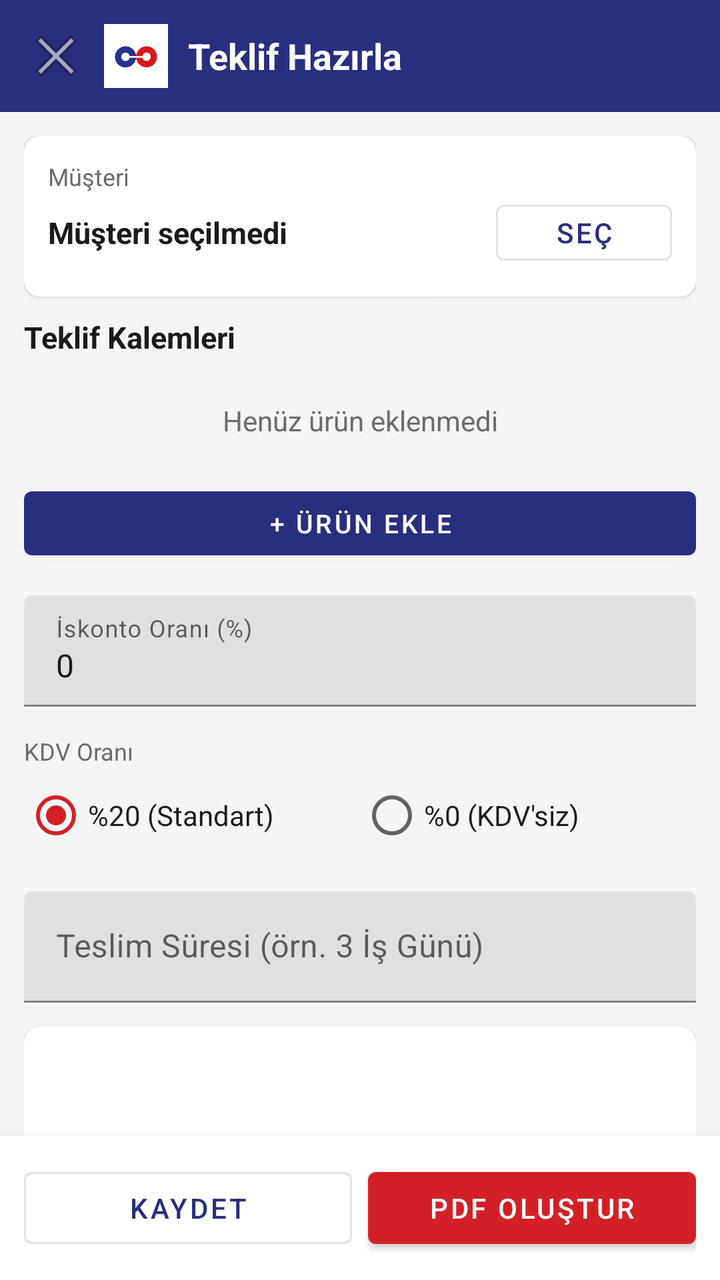
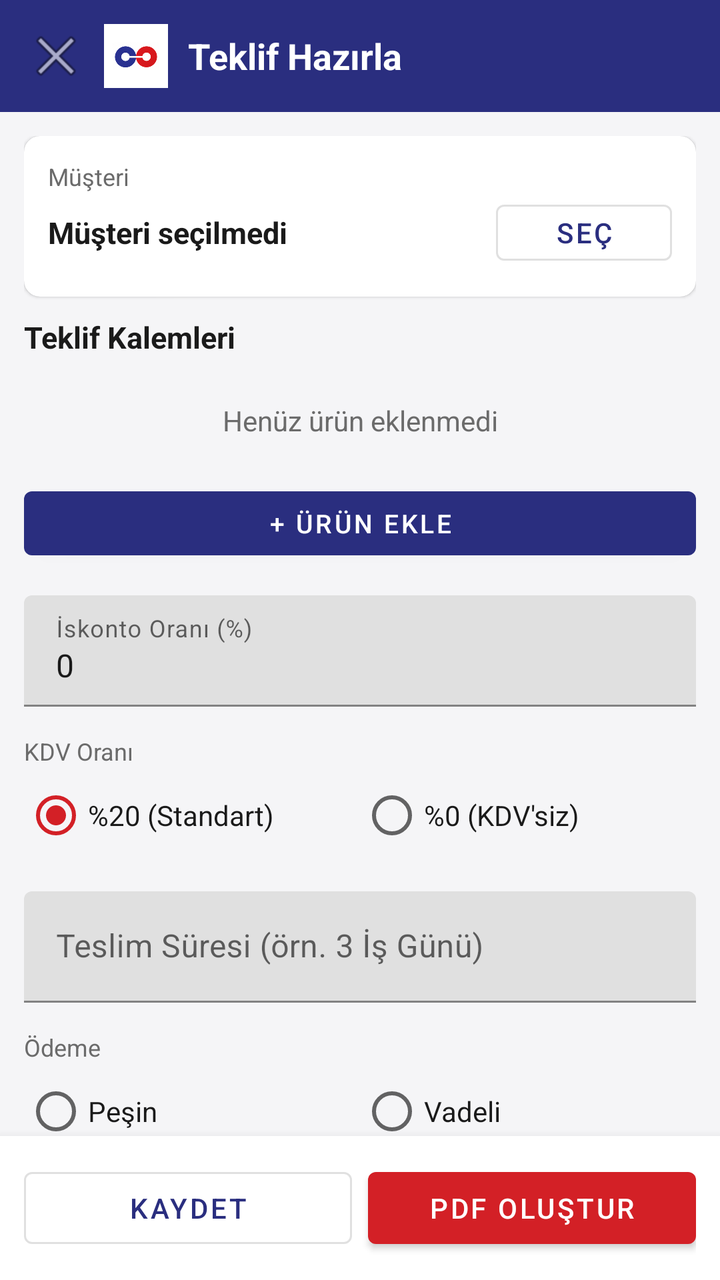

Compare the two renders of this Android layout. The source of the first and the diff that turns it into the second are given below.
<!-- AndroidManifest.xml: application theme Theme.BasZincirTeklif -->
<!-- res/layout/activity_offer.xml -->
<?xml version="1.0" encoding="utf-8"?>
<LinearLayout xmlns:android="http://schemas.android.com/apk/res/android"
    xmlns:app="http://schemas.android.com/apk/res-auto"
    android:layout_width="match_parent"
    android:layout_height="match_parent"
    android:orientation="vertical"
    android:background="@color/bg_light">

    
    <LinearLayout
        android:layout_width="match_parent"
        android:layout_height="wrap_content"
        android:orientation="horizontal"
        android:background="@color/bas_blue"
        android:padding="12dp"
        android:gravity="center_vertical">

        <ImageButton
            android:id="@+id/btnGeri"
            android:layout_width="32dp"
            android:layout_height="32dp"
            android:background="@android:color/transparent"
            android:src="@android:drawable/ic_menu_close_clear_cancel"
            android:contentDescription="Geri" />

        <ImageView
            android:layout_width="32dp"
            android:layout_height="32dp"
            android:layout_marginStart="8dp"
            android:src="@drawable/logo"
            android:contentDescription="@string/app_name" />

        <TextView
            android:layout_width="0dp"
            android:layout_height="wrap_content"
            android:layout_weight="1"
            android:layout_marginStart="10dp"
            android:text="Teklif Hazırla"
            android:textColor="@color/white"
            android:textSize="18sp"
            android:textStyle="bold" />

        <TextView
            android:id="@+id/tvTarih"
            android:layout_width="wrap_content"
            android:layout_height="wrap_content"
            android:textColor="@color/white"
            android:textSize="13sp" />
    </LinearLayout>

    <androidx.core.widget.NestedScrollView
        android:layout_width="match_parent"
        android:layout_height="0dp"
        android:layout_weight="1">

        <LinearLayout
            android:layout_width="match_parent"
            android:layout_height="wrap_content"
            android:orientation="vertical"
            android:padding="12dp">

            
            <com.google.android.material.card.MaterialCardView
                android:layout_width="match_parent"
                android:layout_height="wrap_content"
                app:cardCornerRadius="8dp"
                app:cardElevation="1dp"
                android:layout_marginBottom="10dp">

                <LinearLayout
                    android:layout_width="match_parent"
                    android:layout_height="wrap_content"
                    android:orientation="vertical"
                    android:padding="12dp">

                    <TextView
                        android:layout_width="wrap_content"
                        android:layout_height="wrap_content"
                        android:text="Müşteri"
                        android:textColor="@color/text_secondary"
                        android:textSize="12sp" />

                    <LinearLayout
                        android:layout_width="match_parent"
                        android:layout_height="wrap_content"
                        android:orientation="horizontal"
                        android:gravity="center_vertical">

                        <TextView
                            android:id="@+id/tvMusteri"
                            android:layout_width="0dp"
                            android:layout_height="wrap_content"
                            android:layout_weight="1"
                            android:text="Müşteri seçilmedi"
                            android:textSize="15sp"
                            android:textStyle="bold"
                            android:textColor="@color/text_primary" />

                        <com.google.android.material.button.MaterialButton
                            android:id="@+id/btnMusteriSec"
                            style="@style/Widget.MaterialComponents.Button.OutlinedButton"
                            android:layout_width="wrap_content"
                            android:layout_height="40dp"
                            android:text="Seç" />
                    </LinearLayout>
                </LinearLayout>
            </com.google.android.material.card.MaterialCardView>

            
            <TextView
                android:layout_width="match_parent"
                android:layout_height="wrap_content"
                android:layout_marginBottom="6dp"
                android:text="Teklif Kalemleri"
                android:textSize="15sp"
                android:textStyle="bold"
                android:textColor="@color/text_primary" />

            <androidx.recyclerview.widget.RecyclerView
                android:id="@+id/rvSatirlar"
                android:layout_width="match_parent"
                android:layout_height="wrap_content"
                android:nestedScrollingEnabled="false" />

            <TextView
                android:id="@+id/tvBosSatir"
                android:layout_width="match_parent"
                android:layout_height="wrap_content"
                android:gravity="center"
                android:padding="16dp"
                android:text="Henüz ürün eklenmedi"
                android:textColor="@color/text_secondary" />

            <com.google.android.material.button.MaterialButton
                android:id="@+id/btnUrunEkle"
                android:layout_width="match_parent"
                android:layout_height="44dp"
                android:layout_marginTop="4dp"
                android:text="+ Ürün Ekle"
                app:backgroundTint="@color/bas_blue"
                android:textSize="13sp" />

            
            <com.google.android.material.textfield.TextInputLayout
                android:layout_width="match_parent"
                android:layout_height="wrap_content"
                android:layout_marginTop="14dp"
                android:hint="İskonto Oranı (%)">

                <com.google.android.material.textfield.TextInputEditText
                    android:id="@+id/etIskonto"
                    android:layout_width="match_parent"
                    android:layout_height="wrap_content"
                    android:inputType="numberDecimal"
                    android:text="0" />
            </com.google.android.material.textfield.TextInputLayout>

            
            <TextView
                android:layout_width="wrap_content"
                android:layout_height="wrap_content"
                android:layout_marginTop="14dp"
                android:text="KDV Oranı"
                android:textColor="@color/text_secondary"
                android:textSize="12sp" />

            <RadioGroup
                android:id="@+id/rgKdv"
                android:layout_width="match_parent"
                android:layout_height="wrap_content"
                android:orientation="horizontal">

                <RadioButton
                    android:id="@+id/rbKdv20"
                    android:layout_width="0dp"
                    android:layout_height="wrap_content"
                    android:layout_weight="1"
                    android:text="%20 (Standart)"
                    android:textColor="@color/text_primary"
                    android:checked="true" />

                <RadioButton
                    android:id="@+id/rbKdv0"
                    android:layout_width="0dp"
                    android:layout_height="wrap_content"
                    android:layout_weight="1"
                    android:text="%0 (KDV'siz)"
                    android:textColor="@color/text_primary" />
            </RadioGroup>

            <com.google.android.material.textfield.TextInputLayout
                android:layout_width="match_parent"
                android:layout_height="wrap_content"
                android:layout_marginTop="14dp"
                android:hint="Teslim Süresi (örn. 3 İş Günü)">

                <com.google.android.material.textfield.TextInputEditText
                    android:id="@+id/etTeslimSuresi"
                    android:layout_width="match_parent"
                    android:layout_height="wrap_content"
                    android:inputType="text"
                    android:maxLines="1" />
            </com.google.android.material.textfield.TextInputLayout>

            
            <com.google.android.material.card.MaterialCardView
                android:layout_width="match_parent"
                android:layout_height="wrap_content"
                app:cardCornerRadius="8dp"
                app:cardElevation="1dp"
                android:layout_marginTop="12dp">

                <LinearLayout
                    android:layout_width="match_parent"
                    android:layout_height="wrap_content"
                    android:orientation="vertical"
                    android:padding="14dp">

                    <TextView android:id="@+id/tvAraToplam" android:layout_width="match_parent" android:layout_height="wrap_content" android:textSize="14sp" android:textColor="@color/text_primary" />
                    <TextView android:id="@+id/tvIskontoTutari" android:layout_width="match_parent" android:layout_height="wrap_content" android:textSize="14sp" android:layout_marginTop="4dp" android:textColor="@color/text_primary" />
                    <TextView android:id="@+id/tvKdv" android:layout_width="match_parent" android:layout_height="wrap_content" android:textSize="14sp" android:layout_marginTop="4dp" android:textColor="@color/text_primary" />
                    <View android:layout_width="match_parent" android:layout_height="1dp" android:background="@color/divider" android:layout_marginTop="8dp" android:layout_marginBottom="8dp" />
                    <TextView android:id="@+id/tvGenelToplam" android:layout_width="match_parent" android:layout_height="wrap_content" android:textSize="18sp" android:textStyle="bold" android:textColor="@color/bas_blue" />
                </LinearLayout>
            </com.google.android.material.card.MaterialCardView>

            <TextView
                android:id="@+id/tvGecerlilik"
                android:layout_width="match_parent"
                android:layout_height="wrap_content"
                android:layout_marginTop="10dp"
                android:textSize="12sp"
                android:textColor="@color/text_secondary" />

        </LinearLayout>
    </androidx.core.widget.NestedScrollView>

    
    <LinearLayout
        android:layout_width="match_parent"
        android:layout_height="wrap_content"
        android:orientation="horizontal"
        android:padding="12dp"
        android:background="@color/white"
        android:elevation="8dp">

        <com.google.android.material.button.MaterialButton
            android:id="@+id/btnKaydet"
            style="@style/Widget.MaterialComponents.Button.OutlinedButton"
            android:layout_width="0dp"
            android:layout_height="48dp"
            android:layout_weight="1"
            android:layout_marginEnd="8dp"
            android:text="Kaydet" />

        <com.google.android.material.button.MaterialButton
            android:id="@+id/btnPdf"
            android:layout_width="0dp"
            android:layout_height="48dp"
            android:layout_weight="1"
            app:backgroundTint="@color/bas_red"
            android:text="PDF Oluştur" />
    </LinearLayout>

</LinearLayout>
<!-- resources referenced by this layout -->
<resources>
  <color name="bas_blue">#2A2E7F</color>
  <color name="bas_red">#D32026</color>
  <color name="bg_light">#F5F5F7</color>
  <color name="divider">#E0E0E0</color>
  <color name="text_primary">#1A1A1A</color>
  <color name="text_secondary">#6B6B6B</color>
  <color name="white">#FFFFFF</color>
  <!-- drawable logo: png bitmap (drawable, 25639 bytes) -->
  <string name="app_name">Baş Zincir - Teklif</string>
  <style name="Theme.BasZincirTeklif" parent="Theme.MaterialComponents.Light.NoActionBar">
          <item name="colorPrimary">@color/bas_blue</item>
          <item name="colorPrimaryDark">@color/bas_blue_dark</item>
          <item name="colorAccent">@color/bas_red</item>
          <item name="android:statusBarColor">@color/bas_blue_dark</item>
          <item name="android:windowBackground">@color/bg_light</item>
          <item name="android:textColorPrimary">@color/text_primary</item>
          <item name="android:textColor">@color/text_primary</item>
          <item name="android:forceDarkAllowed" tools:targetApi="29">false</item>
      </style>
  <color name="bas_blue_dark">#1C2059</color>
</resources>

<!-- the commit's change to res/layout/activity_offer.xml (unified diff, before → after) -->
@@ -203,6 +203,52 @@
             </com.google.android.material.textfield.TextInputLayout>
 
             
+            <TextView
+                android:layout_width="wrap_content"
+                android:layout_height="wrap_content"
+                android:layout_marginTop="14dp"
+                android:text="Ödeme"
+                android:textColor="@color/text_secondary"
+                android:textSize="12sp" />
+
+            <RadioGroup
+                android:id="@+id/rgOdeme"
+                android:layout_width="match_parent"
+                android:layout_height="wrap_content"
+                android:orientation="horizontal">
+
+                <RadioButton
+                    android:id="@+id/rbPesin"
+                    android:layout_width="0dp"
+                    android:layout_height="wrap_content"
+                    android:layout_weight="1"
+                    android:text="Peşin"
+                    android:textColor="@color/text_primary" />
+
+                <RadioButton
+                    android:id="@+id/rbVadeli"
+                    android:layout_width="0dp"
+                    android:layout_height="wrap_content"
+                    android:layout_weight="1"
+                    android:text="Vadeli"
+                    android:textColor="@color/text_primary" />
+            </RadioGroup>
+
+            <com.google.android.material.textfield.TextInputLayout
+                android:layout_width="match_parent"
+                android:layout_height="wrap_content"
+                android:layout_marginTop="8dp"
+                android:hint="Ödeme Detayı (opsiyonel, örn. Teslimatta Nakit / 60 Gün)">
+
+                <com.google.android.material.textfield.TextInputEditText
+                    android:id="@+id/etOdemeDetay"
+                    android:layout_width="match_parent"
+                    android:layout_height="wrap_content"
+                    android:inputType="text"
+                    android:maxLines="1" />
+            </com.google.android.material.textfield.TextInputLayout>
+
+            
             <com.google.android.material.card.MaterialCardView
                 android:layout_width="match_parent"
                 android:layout_height="wrap_content"
